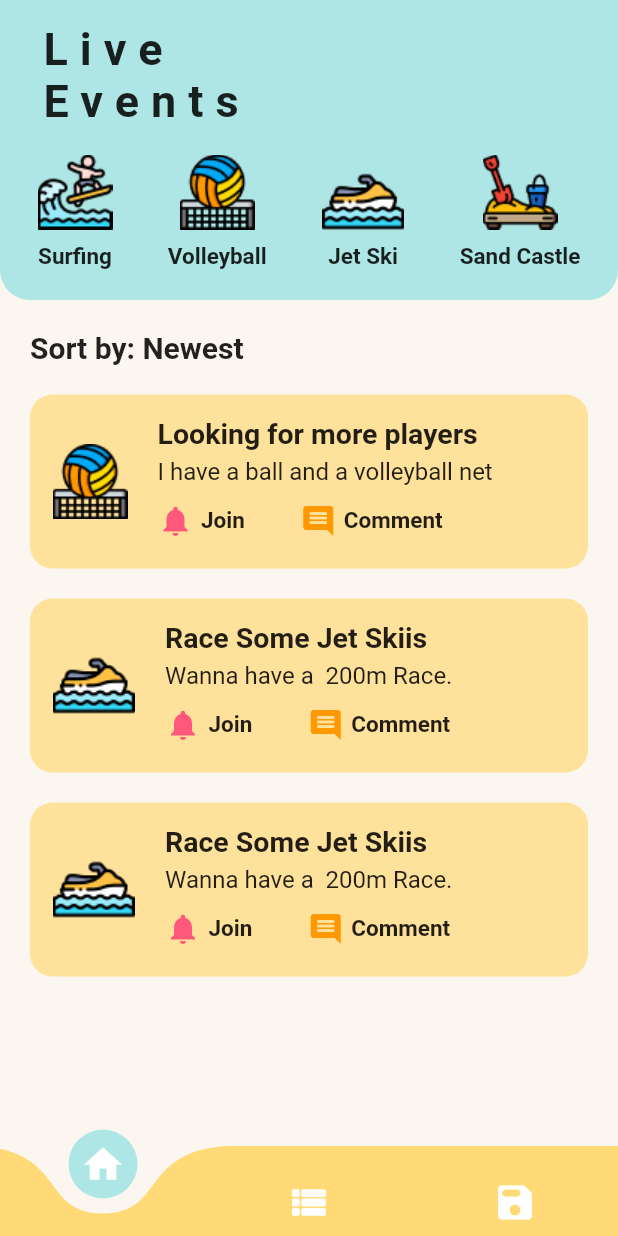
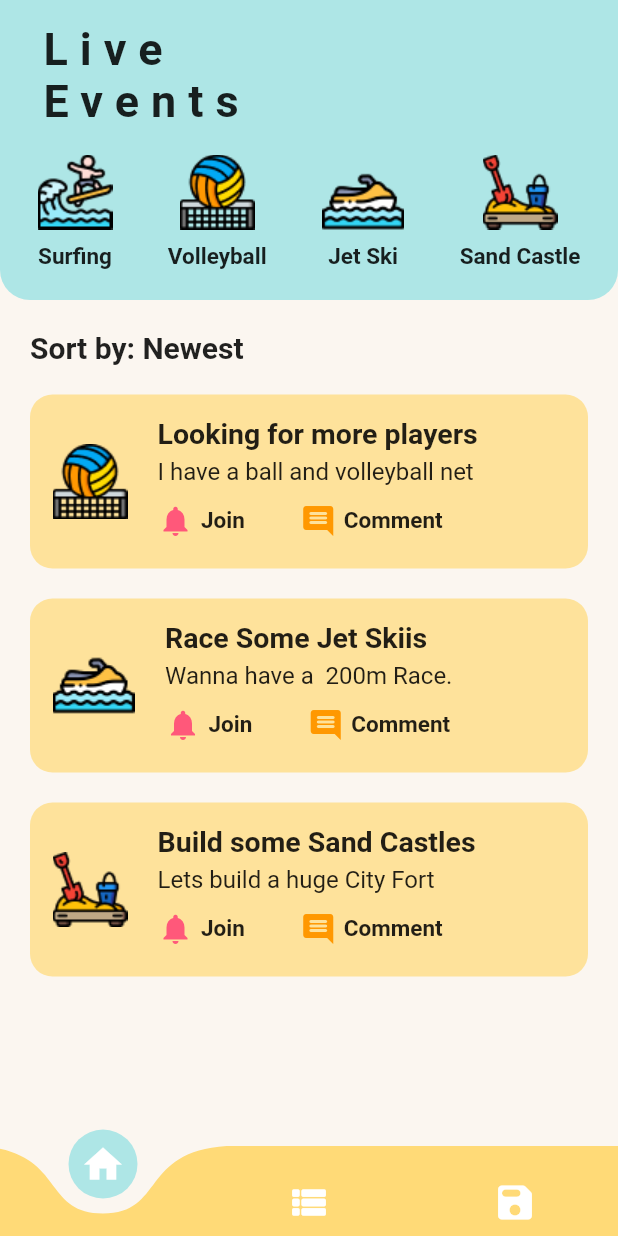
Before and after one commit to niloysikdar/BeachMates, a Flutter app: the screen it shows after launch, on a phone screen of 412 x 824 dp. Run offline on Flutter 3.47's test engine with Material 2 defaults, Android fonts, the phone set to English and light mode, and no system bars; drawn by our look-alikes of curved_navigation_bar; our stand-ins replace google_fonts.

Commit message:
Live Events

```diff
--- a/BeachMates - App/beach_mates/lib/screens/live_events_screen.dart
+++ b/BeachMates - App/beach_mates/lib/screens/live_events_screen.dart
@@ -25,7 +25,7 @@ class _LiveEventsState extends State<LiveEvents> {
                     size: size,
                     imagepath: "assets/images/volleyball.png",
                     title: "Looking for more players",
-                    description: "I have a ball and a volleyball net",
+                    description: "I have a ball and volleyball net",
                   ),
                   LiveEventsCard(
                     size: size,
@@ -35,9 +35,9 @@ class _LiveEventsState extends State<LiveEvents> {
                   ),
                   LiveEventsCard(
                     size: size,
-                    imagepath: "assets/images/jetski.png",
-                    title: "Race Some Jet Skiis",
-                    description: "Wanna have a  200m Race.",
+                    imagepath: "assets/images/sandcastle.png",
+                    title: "Build some Sand Castles",
+                    description: "Lets build a huge City Fort",
                   ),
                 ],
               ),
```
